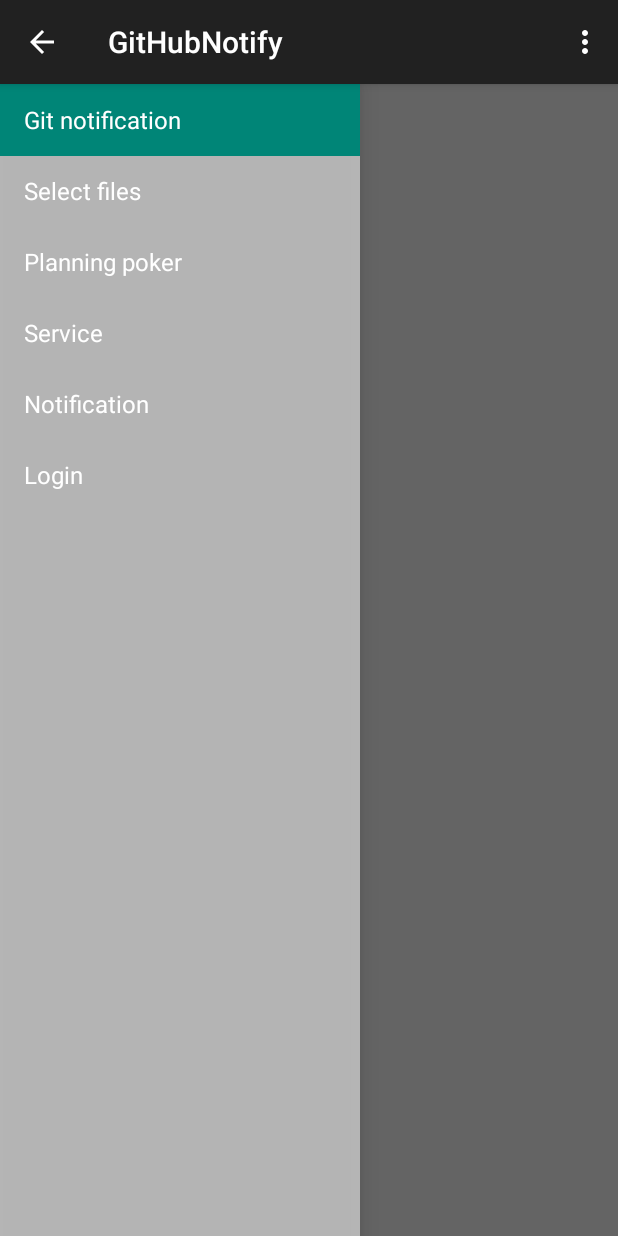
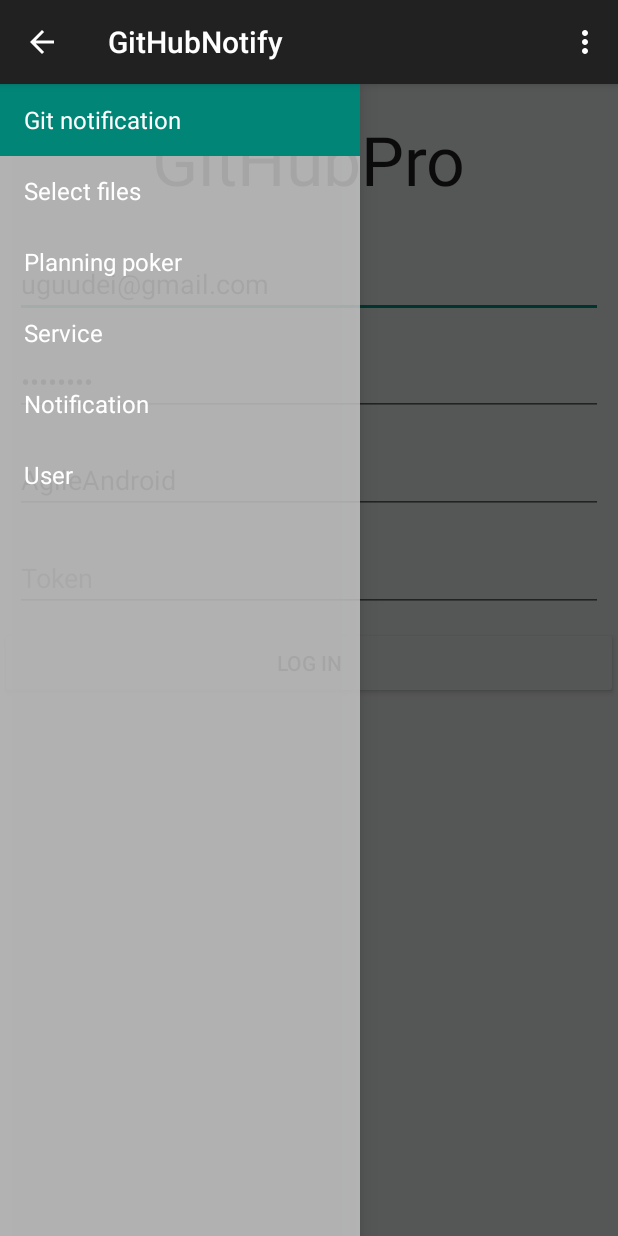
Before and after one commit to xuugii/AgileAndroid, an Android app: the screen it shows after launch (MainActivity), on a phone screen of 412 x 824 dp. Run offline under Robolectric (Android 15) with nearby library versions, the light colour scheme and no system bars; 3 statements that could not run were skipped.

Commit message:
Working Drawer menu login

```diff
--- a/GitHubPro/app/src/main/java/githubnotify/githubpro/com/githubnotify/LoginActivity.java
+++ b/GitHubPro/app/src/main/java/githubnotify/githubpro/com/githubnotify/LoginActivity.java
@@ -28,7 +28,7 @@
  */
 public class LoginActivity implements IFragmentView,OnClickListener{
 
-    Button loginOk;
+    public static Button loginOk;
     EditText loginEmail;
     EditText loginPassword;
     EditText loginToken;
@@ -49,7 +49,7 @@
         loginPassword = (EditText) loginView.findViewById(R.id.loginPassword);
         loginToken = (EditText) loginView.findViewById(R.id.loginToken);
         loginRepo = (EditText) loginView.findViewById(R.id.loginRepo);
-        loginOk.setOnClickListener((MainActivity)activity);
+        loginOk.setOnClickListener(this);
     }
 
     @Override
@@ -63,6 +63,7 @@
                 String token = loginToken.getText().toString();
                 String repoName = loginRepo.getText().toString();
                 LoginActivity.login(userName, password, token, repoName);
+                ((MainActivity)activity).onNavigationDrawerItemSelected(0);
             } else {
                 Toast toast = Toast.makeText(activity, "Data is missing!", Toast.LENGTH_LONG);
                 toast.show();
@@ -77,6 +78,7 @@
         token = tokenT;
         repoName = repoNameT;
         loggedIn = true;
+        MainActivity.state = MainActivity.State.loggedIn;
         return true;
     }
 
@@ -86,6 +88,7 @@
         token = "";
         repoName = "";
         loggedIn = false;
+        MainActivity.state = MainActivity.State.logout;
     }
 
     @Override
--- a/GitHubPro/app/src/main/java/githubnotify/githubpro/com/githubnotify/MainActivity.java
+++ b/GitHubPro/app/src/main/java/githubnotify/githubpro/com/githubnotify/MainActivity.java
@@ -43,7 +43,7 @@
     static Button release;
     public static int MENU_SIZE = 6;
     public static List<PlaceholderFragment> listFragment = new ArrayList<>();
-    enum State{loggedIn, logout} ;
+    public enum State{loggedIn, logout} ;
     static State state = State.loggedIn;
 
 
@@ -79,6 +79,7 @@
                 R.id.navigation_drawer,
                 (DrawerLayout) findViewById(R.id.drawer_layout));
         activity = this;
+        onNavigationDrawerItemSelected(5);
     }
 
     @Override
@@ -92,6 +93,8 @@
 
 
     }
+
+
 
     public void onSectionAttached(int number) {
         switch (number) {
@@ -108,13 +111,10 @@
                 mTitle = getString(R.string.title_section4);
                 break;
             case 5:
-                mTitle = "Notification";
+                mTitle = getString(R.string.title_section5);
                 break;
             case 6:
-                if (state == State.loggedIn)
-                    mTitle = "Logout";
-                else
-                    mTitle = "Login";
+                mTitle = getString(R.string.title_section6);
 
     }
     }
@@ -225,6 +225,7 @@
                             public void onClick(View v) {
                                 state = State.logout;
                                 LoginActivity.logout();
+                                ((MainActivity)activity).onNavigationDrawerItemSelected(4);
                             }
                         });
                         return logoutAbout;
@@ -249,12 +250,6 @@
                     getArguments().getInt(ARG_SECTION_NUMBER));
         }
     }
-
-    /**
-     * Network on another thread
-     */
-
-
 
     /**
      * Remote Service Helper
@@ -379,6 +374,8 @@
 
     @Override
     public void onClick(View view) {
+
+        if (start != null) {
             if (start.isPressed()){
                 startService();
             } else if (stop.isPressed()){
@@ -391,5 +388,5 @@
                 releaseService();
             }
         }
-
     }
+}
--- a/GitHubPro/app/src/main/java/githubnotify/githubpro/com/githubnotify/NavigationDrawerFragment.java
+++ b/GitHubPro/app/src/main/java/githubnotify/githubpro/com/githubnotify/NavigationDrawerFragment.java
@@ -107,7 +107,7 @@
                         getString(R.string.title_section3),
                         getString(R.string.title_section4),
                         getString(R.string.title_section5),
-                        "Login"
+                        getString(R.string.title_section6)
                 }));
         mDrawerListView.setItemChecked(mCurrentSelectedPosition, true);
         return mDrawerListView;
--- a/GitHubPro/app/src/main/res/layout/login_logout_about_view.xml
+++ b/GitHubPro/app/src/main/res/layout/login_logout_about_view.xml
@@ -45,7 +45,7 @@
                 <Button
                     android:layout_width="match_parent"
                     android:layout_height="wrap_content"
-                    android:text="@string/login"
+                    android:text="@string/loginOut"
                     android:id="@+id/loginLogout"
                     android:layout_gravity="right" />
 
--- a/GitHubPro/app/src/main/res/values/strings.xml
+++ b/GitHubPro/app/src/main/res/values/strings.xml
@@ -6,7 +6,7 @@
     <string name="title_section3">Planning poker</string>
     <string name="title_section4">Service</string>
     <string name="title_section5">Notification</string>
-    <string name="title_section6">Login</string>
+    <string name="title_section6">User</string>
     <string name="navigation_drawer_open">Open navigation drawer</string>
     <string name="navigation_drawer_close">Close navigation drawer</string>
 
@@ -17,6 +17,7 @@
     <string name="username">Username</string>
     <string name="password">Password...</string>
     <string name="login">Log In</string>
+    <string name="loginOut">Log Out</string>
     <string name="skip">Skip</string>
     <string name="title_activity_display_tile">DisplayTile</string>
     <string name="notify">Send Notification</string>
```
Lines whose indentation alone changed are shown as unchanged.
